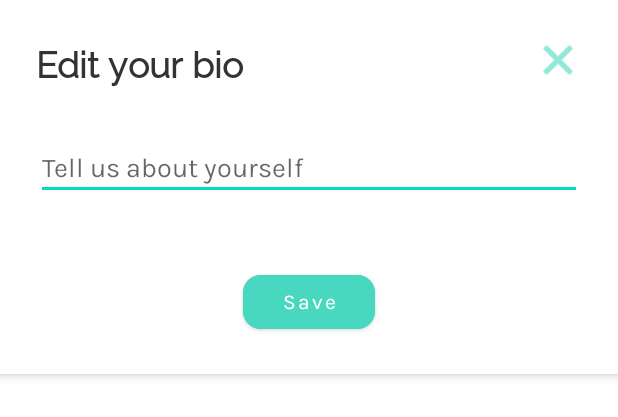
After one commit to annakumiko/FuDecide, an Android app: the layout bio_popup.xml on its own in the app's theme, with its tools: preview values and no code run, on a phone screen of 412 x 824 dp. The commit adds this screen. Shown: the top 417 px of the screen. Run offline under Robolectric (Android 15) with nearby library versions, the phone set to English and light mode, and no system bars.

Commit message:
working bio popup

```diff
--- /dev/null
+++ b/app/src/main/res/layout/bio_popup.xml
@@ -0,0 +1,60 @@
+<?xml version="1.0" encoding="utf-8"?>
+<androidx.constraintlayout.widget.ConstraintLayout xmlns:android="http://schemas.android.com/apk/res/android"
+    xmlns:app="http://schemas.android.com/apk/res-auto"
+    xmlns:tools="http://schemas.android.com/tools"
+    android:layout_width="match_parent"
+    android:layout_height="wrap_content"
+    android:background="#FFFFFF"
+    android:elevation="4dp"
+    android:padding="24dp">
+
+    <TextView
+        android:id="@+id/textView17"
+        android:layout_width="wrap_content"
+        android:layout_height="wrap_content"
+        android:layout_marginEnd="32dp"
+        android:fontFamily="@font/raleway"
+        android:text="Edit your bio"
+        android:textColor="#333333"
+        android:textSize="24sp"
+        android:textStyle="bold"
+        app:layout_constraintEnd_toStartOf="@+id/btn_close2"
+        app:layout_constraintHorizontal_bias="0.0"
+        app:layout_constraintStart_toStartOf="parent"
+        app:layout_constraintTop_toTopOf="parent" />
+
+    <EditText
+        android:id="@+id/et_bio"
+        android:layout_width="0dp"
+        android:layout_height="wrap_content"
+        android:layout_marginTop="32dp"
+        android:fontFamily="@font/karla"
+        android:hint="Tell us about yourself"
+        android:textColor="#333333"
+        app:layout_constraintEnd_toEndOf="parent"
+        app:layout_constraintStart_toStartOf="parent"
+        app:layout_constraintTop_toBottomOf="@+id/textView17" />
+
+    <ImageView
+        android:id="@+id/btn_close2"
+        android:layout_width="wrap_content"
+        android:layout_height="wrap_content"
+        app:layout_constraintEnd_toEndOf="parent"
+        app:layout_constraintTop_toTopOf="parent"
+        app:srcCompat="@android:drawable/ic_menu_close_clear_cancel"
+        app:tint="#48D8BF" />
+
+    <Button
+        android:id="@+id/btn_save"
+        android:layout_width="wrap_content"
+        android:layout_height="wrap_content"
+        android:layout_marginTop="44dp"
+        android:backgroundTint="#48D8BF"
+        android:fontFamily="@font/karla"
+        android:text="Save"
+        android:textAllCaps="false"
+        app:cornerRadius="12dp"
+        app:layout_constraintEnd_toEndOf="parent"
+        app:layout_constraintStart_toStartOf="parent"
+        app:layout_constraintTop_toBottomOf="@+id/et_bio" />
+</androidx.constraintlayout.widget.ConstraintLayout>
--- a/app/src/main/res/values/strings.xml
+++ b/app/src/main/res/values/strings.xml
@@ -1,4 +1,5 @@
 <?xml version="1.0" encoding="utf-8"?>
 <resources>
     <string name="app_name" />
+    <string name="maps_api_key">AIzaSyD08Fa_YIFV8of5Hz1AX7NSWtj4ErAPnSo</string>
 </resources>
```
Also changed, not shown: app/src/main/java/com/mobdeve/s15/group14/fudecide/ProfileActivity.java (+44 -14 lines), app/src/main/java/com/mobdeve/s15/group14/fudecide/ReviewsModel.java (added, +37 -0 lines), app/src/main/res/layout/activity_profile.xml (+43 -16 lines).
